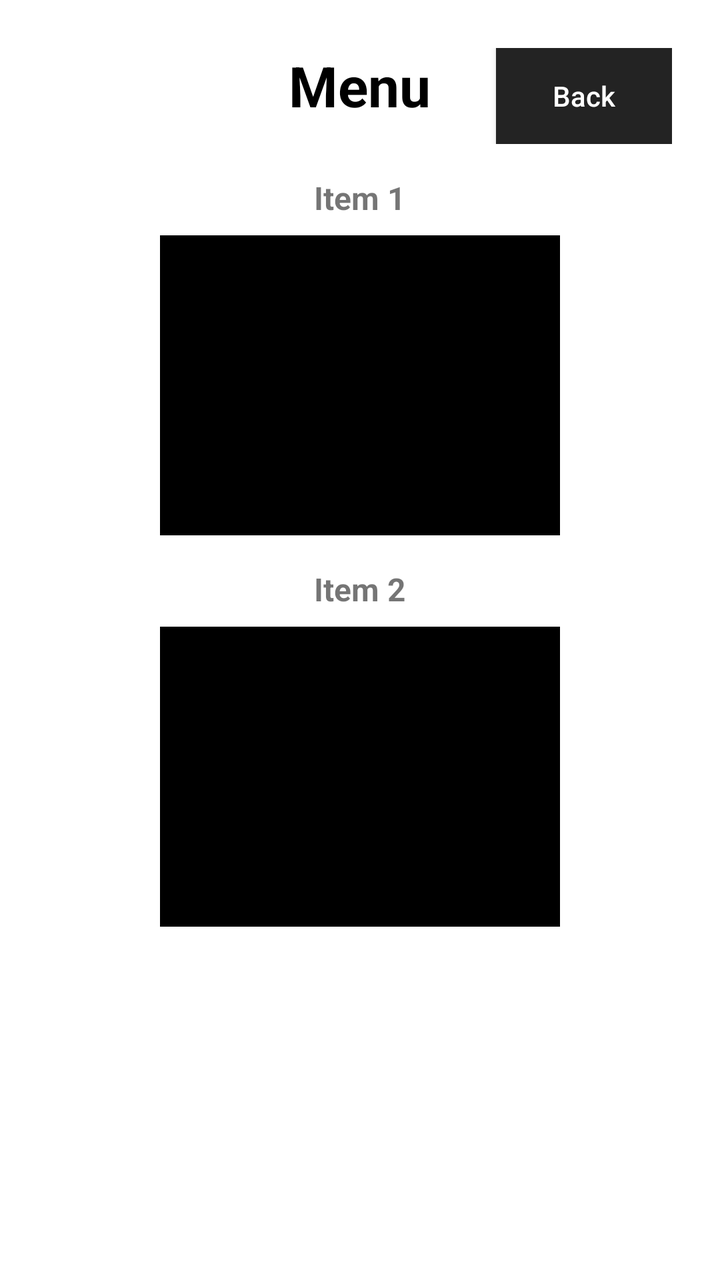
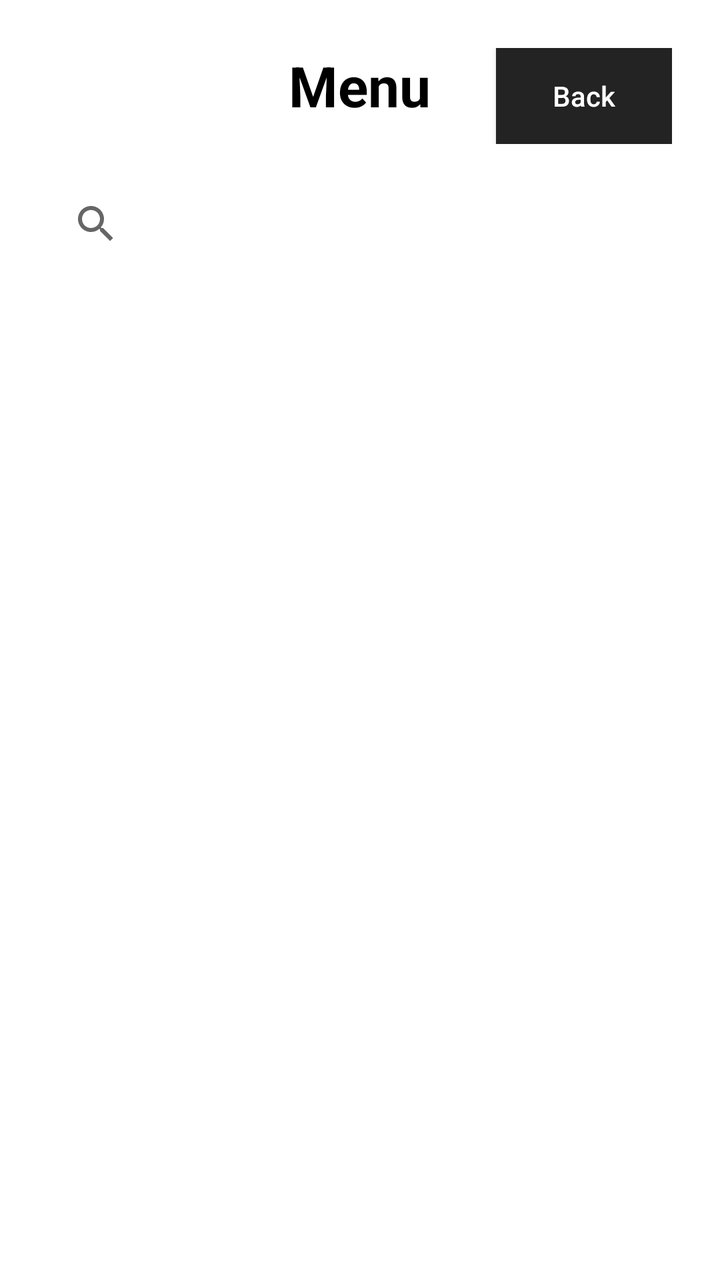

Before-and-after screenshots of an Android layout around one commit, followed by the original layout XML and the change that was made.
<!-- AndroidManifest.xml: application theme Theme.SECW2 -->
<!-- res/layout/activity_guest_menu.xml -->
<?xml version="1.0" encoding="utf-8"?>
<ScrollView xmlns:android="http://schemas.android.com/apk/res/android"
    android:layout_width="match_parent"
    android:layout_height="match_parent"
    android:background="@android:color/white"
    android:fillViewport="true">

    <LinearLayout
        android:layout_width="match_parent"
        android:layout_height="wrap_content"
        android:orientation="vertical"
        android:padding="24dp">

        <RelativeLayout
            android:layout_width="match_parent"
            android:layout_height="wrap_content"
            android:layout_marginBottom="16dp">

            <TextView
                android:id="@+id/tvMenuTitle"
                android:layout_width="wrap_content"
                android:layout_height="wrap_content"
                android:layout_centerHorizontal="true"
                android:text="Menu"
                android:textColor="@android:color/black"
                android:textSize="28sp"
                android:textStyle="bold" />

            <Button
                android:id="@+id/btnBack"
                android:layout_width="wrap_content"
                android:layout_height="wrap_content"
                android:layout_alignParentEnd="true"
                android:background="#232323"
                android:text="Back"
                android:textAllCaps="false"
                android:textColor="@android:color/white" />
        </RelativeLayout>

        <LinearLayout
            android:layout_width="match_parent"
            android:layout_height="wrap_content"
            android:layout_marginBottom="16dp"
            android:gravity="center_horizontal"
            android:orientation="vertical">

            <TextView
                android:layout_width="wrap_content"
                android:layout_height="wrap_content"
                android:layout_marginBottom="8dp"
                android:text="Item 1"
                android:textSize="16sp"
                android:textStyle="bold" />

            <ImageView
                android:layout_width="200dp"
                android:layout_height="150dp"
                android:layout_marginBottom="16dp"
                android:background="#000000"
                android:gravity="center_horizontal"
                android:orientation="vertical" />

            <TextView
                android:layout_width="wrap_content"
                android:layout_height="wrap_content"
                android:layout_marginBottom="8dp"
                android:text="Item 2"
                android:textSize="16sp"
                android:textStyle="bold" />

            <ImageView
                android:layout_width="200dp"
                android:layout_height="150dp"
                android:layout_marginBottom="16dp"
                android:background="#000000"
                android:gravity="center_horizontal"
                android:orientation="vertical" />
        </LinearLayout>
    </LinearLayout>
</ScrollView>
<!-- resources referenced by this layout -->
<resources>
  <style name="Theme.SECW2" parent="Theme.MaterialComponents.DayNight.NoActionBar">
          
          <item name="colorPrimary">@color/green</item>
          <item name="colorPrimaryVariant">@color/lightgreen</item>
          <item name="colorOnPrimary">@color/white</item>
          
          <item name="colorSecondary">@color/green</item>
          <item name="colorSecondaryVariant">@color/lightgreen</item>
          <item name="colorOnSecondary">@color/black</item>
  
          <item name="android:statusBarColor">?attr/colorSurface</item>
          <item name="android:navigationBarColor">?attr/colorSurface</item>
      </style>
  <color name="green">#4B964B</color>
  <color name="lightgreen">#FF6200EE</color>
  <color name="white">#FFFFFFFF</color>
  <color name="black">#FF000000</color>
</resources>

<!-- the commit's change to res/layout/activity_guest_menu.xml (unified diff, before → after) -->
@@ -1,80 +1,135 @@
 <?xml version="1.0" encoding="utf-8"?>
-<ScrollView xmlns:android="http://schemas.android.com/apk/res/android"
+<LinearLayout
+    xmlns:android="http://schemas.android.com/apk/res/android"
+    xmlns:tools="http://schemas.android.com/tools"
     android:layout_width="match_parent"
     android:layout_height="match_parent"
     android:background="@android:color/white"
-    android:fillViewport="true">
+    android:orientation="vertical"
+    android:padding="24dp">
+
+    <RelativeLayout
+        android:layout_width="match_parent"
+        android:layout_height="wrap_content"
+        android:layout_marginBottom="16dp">
+
+        <TextView
+            android:id="@+id/tvMenuTitle"
+            android:layout_width="wrap_content"
+            android:layout_height="wrap_content"
+            android:layout_centerHorizontal="true"
+            android:text="Menu"
+            android:textColor="@android:color/black"
+            android:textSize="28sp"
+            android:textStyle="bold" />
+
+        <Button
+            android:id="@+id/btnBack"
+            android:layout_width="wrap_content"
+            android:layout_height="wrap_content"
+            android:layout_alignParentEnd="true"
+            android:background="#232323"
+            android:text="Back"
+            android:textAllCaps="false"
+            android:textColor="@android:color/white" />
+    </RelativeLayout>
+    <androidx.appcompat.widget.SearchView
+        android:id="@+id/searchView"
+        android:layout_width="match_parent"
+        android:layout_height="wrap_content"
+        android:queryHint="Search dishes..."
+        android:iconifiedByDefault="false"
+        android:layout_marginBottom="8dp" />
+
+    <FrameLayout
+        android:id="@+id/contentContainer"
+        android:layout_width="match_parent"
+        android:layout_height="0dp"
+        android:layout_weight="1">
+
+        <androidx.recyclerview.widget.RecyclerView
+            android:id="@+id/rvMenu"
+            android:layout_width="match_parent"
+            android:layout_height="match_parent"
+            android:clipToPadding="false"
+            android:paddingTop="4dp"
+            android:paddingBottom="4dp"
+            tools:listitem="@layout/item_menu_card" />
+
+        <TextView
+            android:id="@+id/tvEmpty"
+            android:layout_width="match_parent"
+            android:layout_height="match_parent"
+            android:gravity="center"
+            android:text="No menu items yet."
+            android:textColor="@android:color/darker_gray"
+            android:textSize="16sp"
+            android:visibility="gone" />
+
+        <ProgressBar
+            android:id="@+id/progress"
+            style="?android:attr/progressBarStyleLarge"
+            android:layout_width="48dp"
+            android:layout_height="48dp"
+            android:layout_gravity="center"
+            android:visibility="gone" />
+    </FrameLayout>
+
+</LinearLayout>
+<!-- res/layout/item_menu_card.xml (included above) -->
+<?xml version="1.0" encoding="utf-8"?>
+<androidx.cardview.widget.CardView
+    xmlns:android="http://schemas.android.com/apk/res/android"
+    xmlns:card_view="http://schemas.android.com/apk/res-auto"
+    android:layout_width="match_parent"
+    android:layout_height="wrap_content"
+    android:layout_marginTop="8dp"
+    android:layout_marginBottom="8dp"
+    card_view:cardUseCompatPadding="true"
+    card_view:cardCornerRadius="12dp"
+    card_view:cardElevation="4dp">
 
     <LinearLayout
         android:layout_width="match_parent"
         android:layout_height="wrap_content"
-        android:orientation="vertical"
-        android:padding="24dp">
+        android:minHeight="88dp"
+        android:gravity="center_vertical"
+        android:orientation="horizontal"
+        android:padding="12dp">
 
-        <RelativeLayout
-            android:layout_width="match_parent"
+        <ImageView
+            android:id="@+id/ivDish"
+            android:layout_width="88dp"
+            android:layout_height="88dp"
+            android:scaleType="centerCrop"
+            android:contentDescription="guest_menu_image" />
+
+        <LinearLayout
+            android:layout_width="0dp"
             android:layout_height="wrap_content"
-            android:layout_marginBottom="16dp">
+            android:layout_weight="1"
+            android:orientation="vertical"
+            android:paddingStart="12dp">
 
             <TextView
-                android:id="@+id/tvMenuTitle"
+                android:id="@+id/tvDishName"
+                android:layout_width="match_parent"
+                android:layout_height="wrap_content"
+                android:textSize="16sp"
+                android:textStyle="bold"
+                android:textColor="@android:color/black"
+                android:maxLines="2"
+                android:ellipsize="end"/>
+
+            <TextView
+                android:id="@+id/tvDishPrice"
                 android:layout_width="wrap_content"
                 android:layout_height="wrap_content"
-                android:layout_centerHorizontal="true"
-                android:text="Menu"
-                android:textColor="@android:color/black"
-                android:textSize="28sp"
-                android:textStyle="bold" />
+                android:textSize="14sp"
+                android:textColor="@android:color/holo_red_dark"
+                android:layout_marginTop="4dp"/>
 
-            <Button
-                android:id="@+id/btnBack"
-                android:layout_width="wrap_content"
-                android:layout_height="wrap_content"
-                android:layout_alignParentEnd="true"
-                android:background="#232323"
-                android:text="Back"
-                android:textAllCaps="false"
-                android:textColor="@android:color/white" />
-        </RelativeLayout>
+        </LinearLayout>
 
-        <LinearLayout
-            android:layout_width="match_parent"
-            android:layout_height="wrap_content"
-            android:layout_marginBottom="16dp"
-            android:gravity="center_horizontal"
-            android:orientation="vertical">
-
-            <TextView
-                android:layout_width="wrap_content"
-                android:layout_height="wrap_content"
-                android:layout_marginBottom="8dp"
-                android:text="Item 1"
-                android:textSize="16sp"
-                android:textStyle="bold" />
-
-            <ImageView
-                android:layout_width="200dp"
-                android:layout_height="150dp"
-                android:layout_marginBottom="16dp"
-                android:background="#000000"
-                android:gravity="center_horizontal"
-                android:orientation="vertical" />
-
-            <TextView
-                android:layout_width="wrap_content"
-                android:layout_height="wrap_content"
-                android:layout_marginBottom="8dp"
-                android:text="Item 2"
-                android:textSize="16sp"
-                android:textStyle="bold" />
-
-            <ImageView
-                android:layout_width="200dp"
-                android:layout_height="150dp"
-                android:layout_marginBottom="16dp"
-                android:background="#000000"
-                android:gravity="center_horizontal"
-                android:orientation="vertical" />
-        </LinearLayout>
     </LinearLayout>
-</ScrollView>
+</androidx.cardview.widget.CardView>
